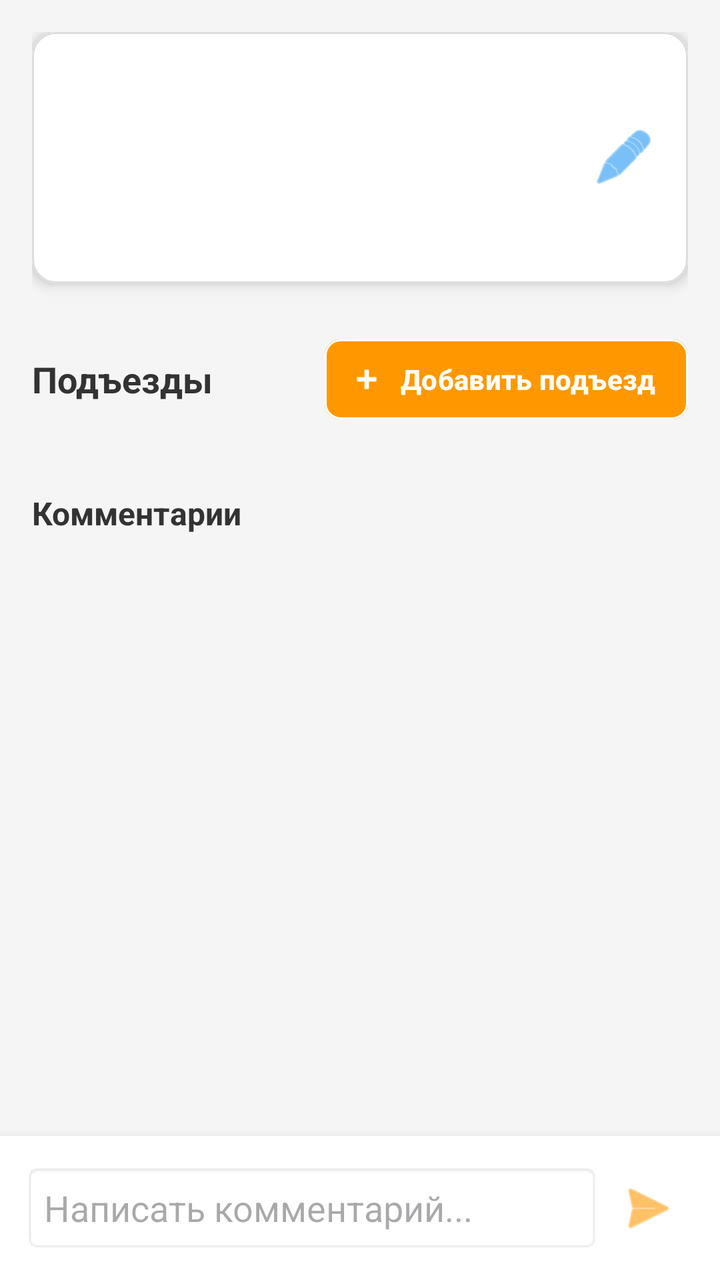
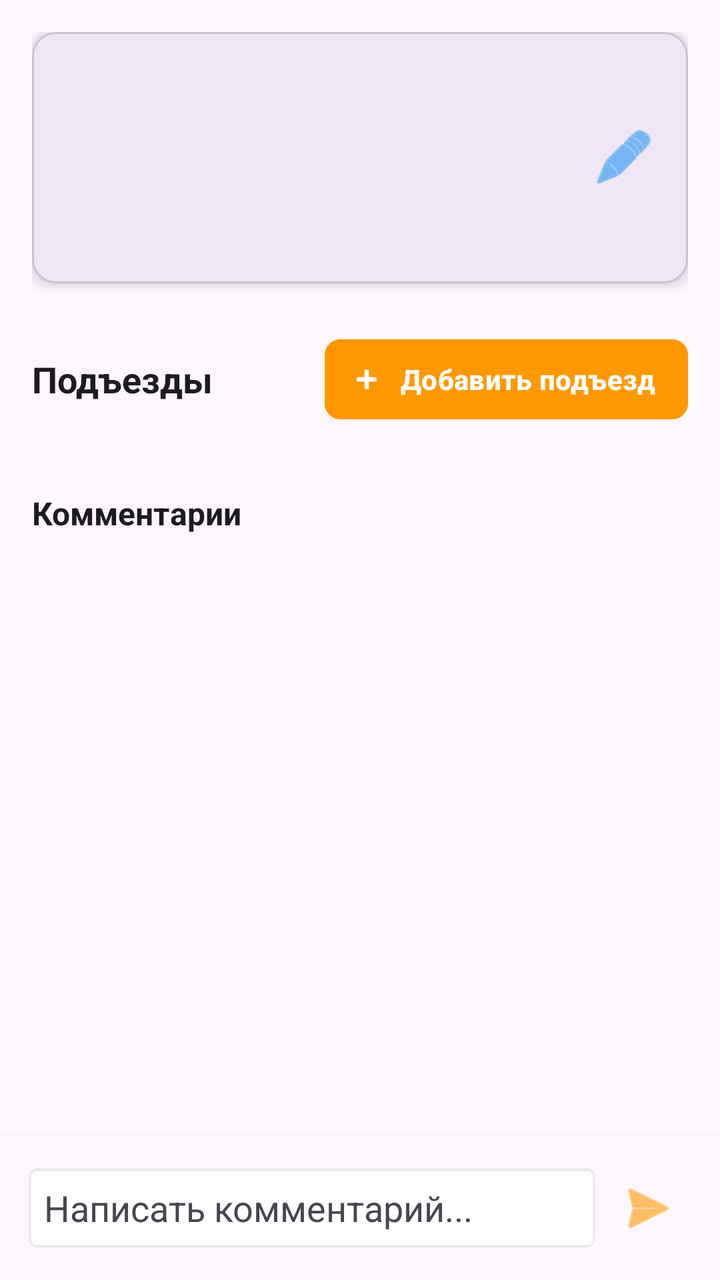

The first picture is an Android layout as it rendered before a commit; the second is the same layout after the commit. The layout source and the unified diff follow.
<!-- AndroidManifest.xml: application theme Theme.BaseHome -->
<!-- res/layout/activity_address_detail.xml -->
<?xml version="1.0" encoding="utf-8"?>
<LinearLayout xmlns:android="http://schemas.android.com/apk/res/android"
    xmlns:app="http://schemas.android.com/apk/res-auto"
    android:layout_width="match_parent"
    android:layout_height="match_parent"
    android:orientation="vertical"
    android:background="#F5F5F5"
    android:fitsSystemWindows="true">

    <androidx.core.widget.NestedScrollView
        android:layout_width="match_parent"
        android:layout_height="0dp"
        android:layout_weight="1"
        android:fillViewport="true">

        <LinearLayout
            android:layout_width="match_parent"
            android:layout_height="wrap_content"
            android:orientation="vertical"
            android:padding="16dp">

            
            <com.google.android.material.card.MaterialCardView
                android:layout_width="match_parent"
                android:layout_height="wrap_content"
                app:cardCornerRadius="12dp"
                app:cardElevation="4dp"
                app:strokeWidth="1dp"
                app:strokeColor="#DDDDDD"
                android:layout_marginBottom="8dp">

                <RelativeLayout
                    android:layout_width="match_parent"
                    android:layout_height="wrap_content"
                    android:padding="16dp"
                    android:background="@android:color/white">

                    <LinearLayout
                        android:layout_width="match_parent"
                        android:layout_height="wrap_content"
                        android:orientation="vertical"
                        android:layout_toStartOf="@+id/btnContainer">

                        <TextView
                            android:id="@+id/tvCityDetail"
                            android:layout_width="match_parent"
                            android:layout_height="wrap_content"
                            android:textSize="12sp"
                            android:textColor="#757575"
                            android:textStyle="normal"
                            android:layout_marginBottom="2dp" />

                        <TextView
                            android:id="@+id/tvStreet"
                            android:layout_width="match_parent"
                            android:layout_height="wrap_content"
                            android:textSize="22sp"
                            android:textStyle="bold"
                            android:textColor="#333333" />

                        <TextView
                            android:id="@+id/tvHouse"
                            android:layout_width="match_parent"
                            android:layout_height="wrap_content"
                            android:textSize="18sp"
                            android:textColor="#555555"
                            android:layout_marginTop="2dp" />

                        <TextView
                            android:id="@+id/tvAddedBy"
                            android:layout_width="match_parent"
                            android:layout_height="wrap_content"
                            android:textSize="10sp"
                            android:textColor="#999999"
                            android:layout_marginTop="6dp" />
                    </LinearLayout>

                    <LinearLayout
                        android:id="@+id/btnContainer"
                        android:layout_width="wrap_content"
                        android:layout_height="wrap_content"
                        android:layout_alignParentEnd="true"
                        android:layout_centerVertical="true"
                        android:orientation="horizontal">

                        <ImageButton
                            android:id="@+id/btnEditAddress"
                            android:layout_width="32dp"
                            android:layout_height="32dp"
                            android:background="?android:attr/selectableItemBackgroundBorderless"
                            android:src="@android:drawable/ic_menu_edit"
                            app:tint="#2196F3" />

                        <ImageButton
                            android:id="@+id/btnDeleteAddress"
                            android:layout_width="32dp"
                            android:layout_height="32dp"
                            android:layout_marginStart="8dp"
                            android:background="?android:attr/selectableItemBackgroundBorderless"
                            android:src="@android:drawable/ic_menu_delete"
                            app:tint="#D32F2F"
                            android:visibility="gone" />
                    </LinearLayout>

                </RelativeLayout>
            </com.google.android.material.card.MaterialCardView>

            
            <LinearLayout
                android:layout_width="match_parent"
                android:layout_height="wrap_content"
                android:orientation="horizontal"
                android:gravity="center_vertical"
                android:layout_marginTop="16dp"
                android:layout_marginBottom="12dp">

                <TextView
                    android:layout_width="0dp"
                    android:layout_height="wrap_content"
                    android:layout_weight="1"
                    android:text="Подъезды"
                    android:textSize="18sp"
                    android:textStyle="bold"
                    android:textColor="#333333" />

                <com.google.android.material.button.MaterialButton
                    android:id="@+id/btnAddEntrance"
                    android:layout_width="wrap_content"
                    android:layout_height="wrap_content"
                    android:text="Добавить подъезд"
                    android:textAllCaps="false"
                    android:textStyle="bold"
                    app:icon="@android:drawable/ic_input_add"
                    android:backgroundTint="@color/brand_accent"
                    android:textColor="@color/white"
                    app:cornerRadius="8dp"
                    android:paddingStart="12dp"
                    android:paddingEnd="16dp"
                    app:elevation="6dp"
                    app:strokeColor="#FFFFFF"
                    app:strokeWidth="1dp" />
            </LinearLayout>

            <androidx.recyclerview.widget.RecyclerView
                android:id="@+id/rvEntrances"
                android:layout_width="match_parent"
                android:layout_height="wrap_content"
                android:nestedScrollingEnabled="false" />

            
            <TextView
                android:layout_width="match_parent"
                android:layout_height="wrap_content"
                android:text="Комментарии"
                android:textSize="16sp"
                android:textStyle="bold"
                android:textColor="#333333"
                android:layout_marginTop="20dp"
                android:layout_marginBottom="4dp" />

            <androidx.recyclerview.widget.RecyclerView
                android:id="@+id/rvComments"
                android:layout_width="match_parent"
                android:layout_height="wrap_content"
                android:nestedScrollingEnabled="false" />

        </LinearLayout>
    </androidx.core.widget.NestedScrollView>

    
    <LinearLayout
        android:layout_width="match_parent"
        android:layout_height="wrap_content"
        android:orientation="vertical"
        android:padding="12dp"
        android:background="@android:color/white"
        android:elevation="8dp">

        <TextView
            android:id="@+id/tvReplyTo"
            android:layout_width="match_parent"
            android:layout_height="wrap_content"
            android:textSize="12sp"
            android:textColor="#2196F3"
            android:layout_marginBottom="4dp"
            android:visibility="gone" />

        <LinearLayout
            android:layout_width="match_parent"
            android:layout_height="wrap_content"
            android:orientation="horizontal"
            android:gravity="center_vertical">

            <EditText
                android:id="@+id/etNewComment"
                android:layout_width="0dp"
                android:layout_height="wrap_content"
                android:layout_weight="1"
                android:hint="Написать комментарий..."
                android:padding="10dp"
                android:background="@android:drawable/editbox_background"
                android:maxLines="3"
                android:inputType="textMultiLine" />

            <ImageButton
                android:id="@+id/btnAddComment"
                android:layout_width="48dp"
                android:layout_height="48dp"
                android:src="@android:drawable/ic_menu_send"
                android:background="?android:attr/selectableItemBackgroundBorderless"
                app:tint="#FF9800" />
        </LinearLayout>
    </LinearLayout>

</LinearLayout>
<!-- resources referenced by this layout -->
<resources>
  <color name="brand_accent">#FF9800</color>
  <color name="white">#FFFFFFFF</color>
  <style name="Theme.BaseHome" parent="Base.Theme.BaseHome" />
  <style name="Base.Theme.BaseHome" parent="Theme.Material3.DayNight.NoActionBar">
          
          
      </style>
</resources>

<!-- the commit's change to res/layout/activity_address_detail.xml (unified diff, before → after) -->
@@ -4,7 +4,7 @@
     android:layout_width="match_parent"
     android:layout_height="match_parent"
     android:orientation="vertical"
-    android:background="#F5F5F5"
+    android:background="?android:attr/windowBackground"
     android:fitsSystemWindows="true">
 
     <androidx.core.widget.NestedScrollView
@@ -26,14 +26,14 @@
                 app:cardCornerRadius="12dp"
                 app:cardElevation="4dp"
                 app:strokeWidth="1dp"
-                app:strokeColor="#DDDDDD"
+                app:strokeColor="?attr/colorOutlineVariant"
                 android:layout_marginBottom="8dp">
 
                 <RelativeLayout
                     android:layout_width="match_parent"
                     android:layout_height="wrap_content"
                     android:padding="16dp"
-                    android:background="@android:color/white">
+                    android:background="?attr/selectableItemBackground">
 
                     <LinearLayout
                         android:layout_width="match_parent"
@@ -46,7 +46,7 @@
                             android:layout_width="match_parent"
                             android:layout_height="wrap_content"
                             android:textSize="12sp"
-                            android:textColor="#757575"
+                            android:textColor="?android:attr/textColorSecondary"
                             android:textStyle="normal"
                             android:layout_marginBottom="2dp" />
 
@@ -56,14 +56,14 @@
                             android:layout_height="wrap_content"
                             android:textSize="22sp"
                             android:textStyle="bold"
-                            android:textColor="#333333" />
+                            android:textColor="?android:attr/textColorPrimary" />
 
                         <TextView
                             android:id="@+id/tvHouse"
                             android:layout_width="match_parent"
                             android:layout_height="wrap_content"
                             android:textSize="18sp"
-                            android:textColor="#555555"
+                            android:textColor="?android:attr/textColorSecondary"
                             android:layout_marginTop="2dp" />
 
                         <TextView
@@ -71,7 +71,7 @@
                             android:layout_width="match_parent"
                             android:layout_height="wrap_content"
                             android:textSize="10sp"
-                            android:textColor="#999999"
+                            android:textColor="?android:attr/textColorSecondary"
                             android:layout_marginTop="6dp" />
                     </LinearLayout>
 
@@ -121,7 +121,7 @@
                     android:text="Подъезды"
                     android:textSize="18sp"
                     android:textStyle="bold"
-                    android:textColor="#333333" />
+                    android:textColor="?android:attr/textColorPrimary" />
 
                 <com.google.android.material.button.MaterialButton
                     android:id="@+id/btnAddEntrance"
@@ -136,9 +136,7 @@
                     app:cornerRadius="8dp"
                     android:paddingStart="12dp"
                     android:paddingEnd="16dp"
-                    app:elevation="6dp"
-                    app:strokeColor="#FFFFFF"
-                    app:strokeWidth="1dp" />
+                    app:elevation="6dp" />
             </LinearLayout>
 
             <androidx.recyclerview.widget.RecyclerView
@@ -154,7 +152,7 @@
                 android:text="Комментарии"
                 android:textSize="16sp"
                 android:textStyle="bold"
-                android:textColor="#333333"
+                android:textColor="?android:attr/textColorPrimary"
                 android:layout_marginTop="20dp"
                 android:layout_marginBottom="4dp" />
 
@@ -173,7 +171,7 @@
         android:layout_height="wrap_content"
         android:orientation="vertical"
         android:padding="12dp"
-        android:background="@android:color/white"
+        android:background="?attr/colorSurface"
         android:elevation="8dp">
 
         <TextView
@@ -198,6 +196,8 @@
                 android:layout_weight="1"
                 android:hint="Написать комментарий..."
                 android:padding="10dp"
+                android:textColor="?android:attr/textColorPrimary"
+                android:textColorHint="?android:attr/textColorSecondary"
                 android:background="@android:drawable/editbox_background"
                 android:maxLines="3"
                 android:inputType="textMultiLine" />
